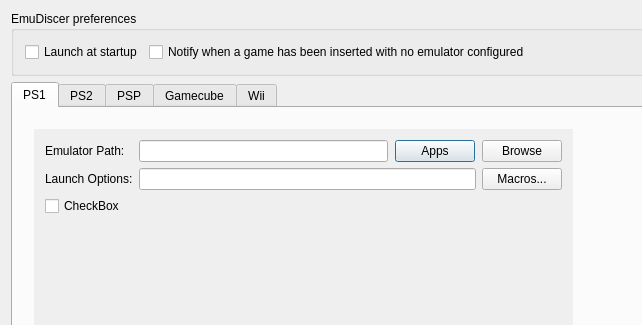
The window that emudiscer.ui (LMauricius/EmuDiscer) describes before a commit, drawn with Qt 5; both pictures show x 0 to 642 and y 0 to 325 of the 800 by 480 pixel window.
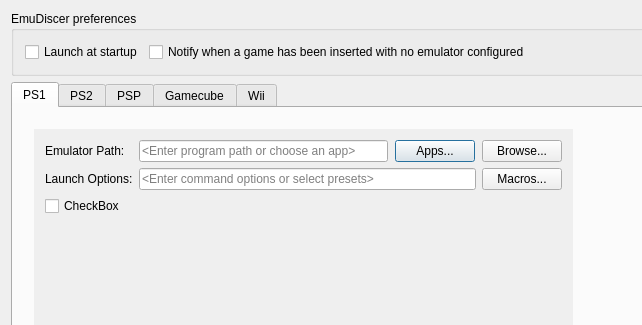
The same window after the commit. Icons and pictures are not drawn.

What changed in the file:
```diff
--- a/emudiscer.ui
+++ b/emudiscer.ui
@@ -158,12 +158,15 @@
                   <height>0</height>
                  </size>
                 </property>
+                <property name="placeholderText">
+                 <string>&lt;Enter program path or choose an app&gt;</string>
+                </property>
                </widget>
               </item>
               <item>
                <widget class="QPushButton" name="appsButton">
                 <property name="text">
-                 <string>Apps</string>
+                 <string>Apps...</string>
                 </property>
                </widget>
               </item>
@@ -182,7 +185,7 @@
                  </size>
                 </property>
                 <property name="text">
-                 <string>Browse</string>
+                 <string>Browse...</string>
                 </property>
                </widget>
               </item>
@@ -198,7 +201,11 @@
             <item row="1" column="1">
              <layout class="QHBoxLayout" name="horizontalLayout_8">
               <item>
-               <widget class="QLineEdit" name="optionsEdit"/>
+               <widget class="QLineEdit" name="optionsEdit">
+                <property name="placeholderText">
+                 <string>&lt;Enter command options or select presets&gt;</string>
+                </property>
+               </widget>
               </item>
               <item>
                <widget class="QPushButton" name="macrosButton">
```
